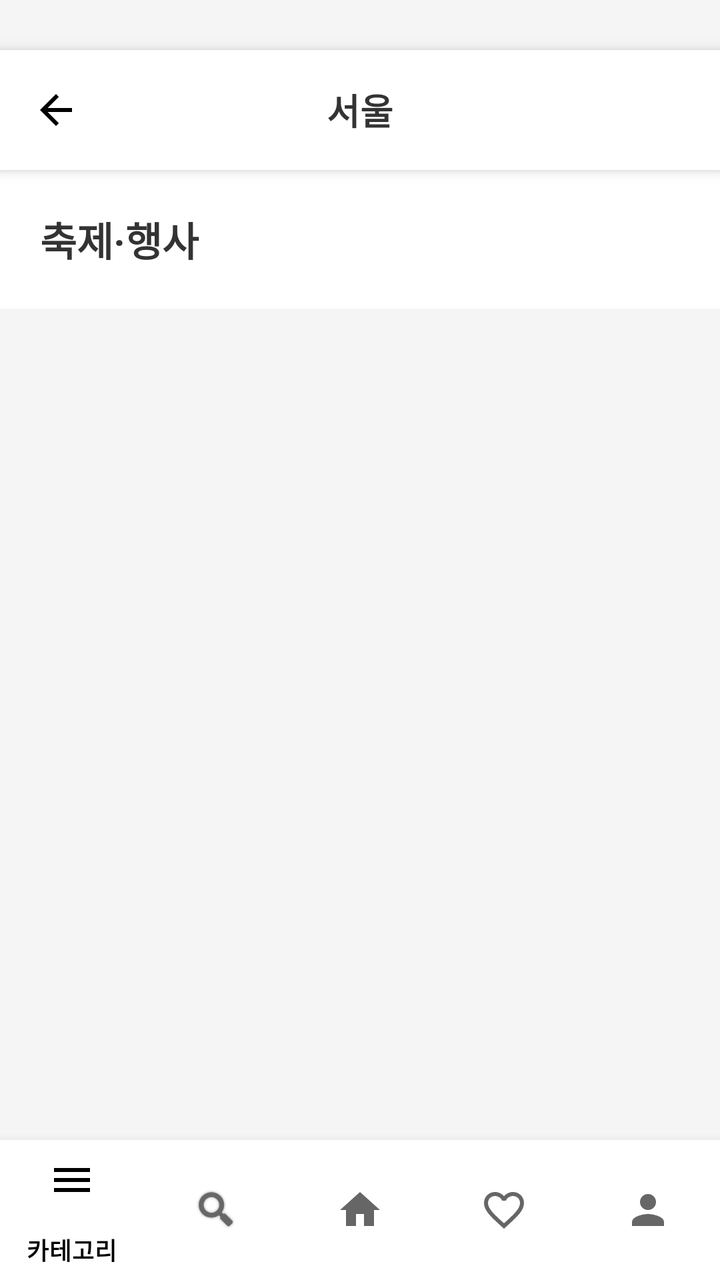
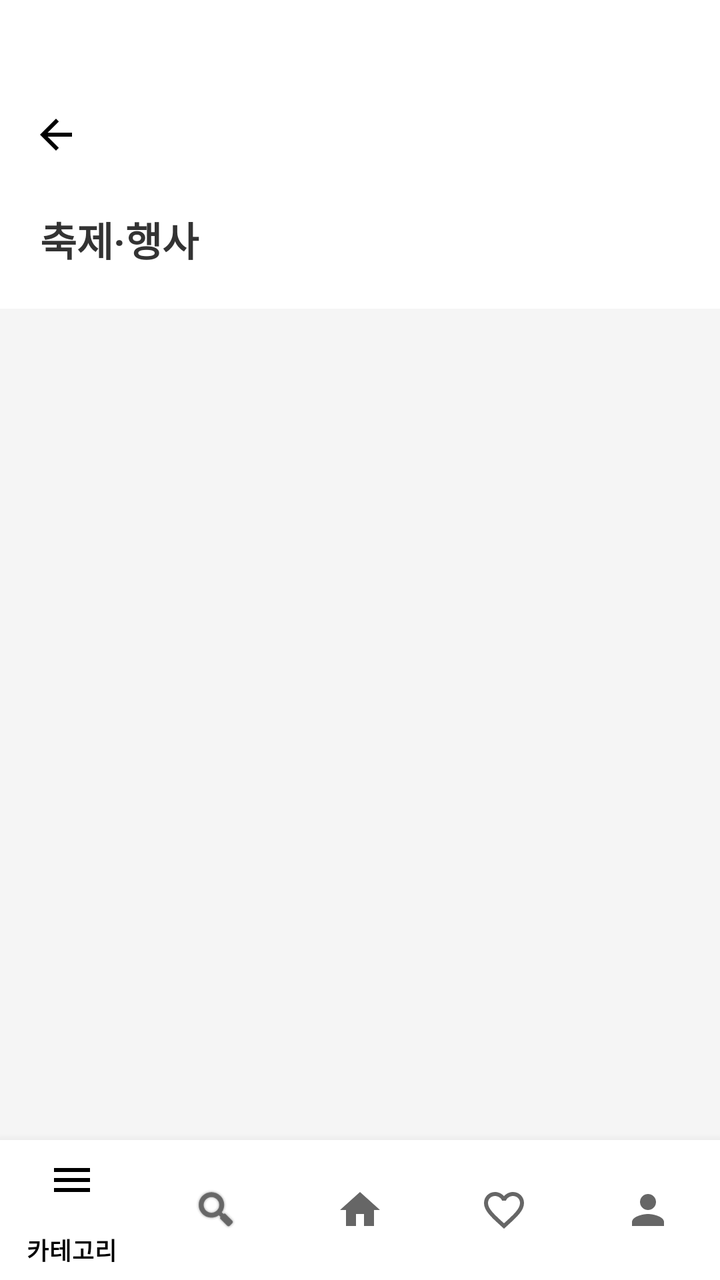

The first picture is an Android layout as it rendered before a commit; the second is the same layout after the commit. The layout source and the unified diff follow.
<!-- AndroidManifest.xml: application theme Theme.Localit -->
<!-- res/layout/activity_events.xml -->
<?xml version="1.0" encoding="utf-8"?>
<androidx.constraintlayout.widget.ConstraintLayout xmlns:android="http://schemas.android.com/apk/res/android"
    xmlns:app="http://schemas.android.com/apk/res-auto"
    xmlns:tools="http://schemas.android.com/tools"
    android:layout_width="match_parent"
    android:layout_height="match_parent"
    android:background="#F5F5F5"
    tools:context=".EventsActivity">

    

    

    <LinearLayout
        android:id="@+id/topBar"
        android:layout_width="match_parent"
        android:layout_height="60dp"
        android:layout_marginTop="25dp"
        android:background="#FFFFFF"
        android:elevation="4dp"
        android:gravity="center_vertical"
        android:orientation="horizontal"
        android:paddingLeft="16dp"
        android:paddingRight="16dp"
        app:layout_constraintEnd_toEndOf="parent"
        app:layout_constraintHorizontal_bias="0.0"
        app:layout_constraintStart_toStartOf="parent"
        app:layout_constraintTop_toTopOf="parent">

        <ImageView
            android:id="@+id/btnBack"
            android:layout_width="24dp"
            android:layout_height="24dp"
            android:background="?attr/selectableItemBackgroundBorderless"
            android:clickable="true"
            android:focusable="true"
            android:src="@drawable/ic_arrow_back" />

        <TextView
            android:id="@+id/textRegionTitle"
            android:layout_width="0dp"
            android:layout_height="wrap_content"
            android:layout_weight="1"
            android:gravity="center"
            android:text="서울"
            android:textColor="#333333"
            android:textSize="18sp"
            android:textStyle="bold" />

        <View
            android:layout_width="24dp"
            android:layout_height="24dp" />

    </LinearLayout>

    
    <TextView
        android:id="@+id/textEventsTitle"
        android:layout_width="match_parent"
        android:layout_height="wrap_content"
        android:background="#FFFFFF"
        android:padding="20dp"
        android:text="축제·행사"
        android:textColor="#333333"
        android:textSize="20sp"
        android:textStyle="bold"
        app:layout_constraintEnd_toEndOf="parent"
        app:layout_constraintHorizontal_bias="1.0"
        app:layout_constraintStart_toStartOf="parent"
        app:layout_constraintTop_toBottomOf="@id/topBar" />

    <androidx.recyclerview.widget.RecyclerView
        android:id="@+id/recyclerViewEvents"
        android:layout_width="0dp"
        android:layout_height="0dp"
        android:paddingTop="8dp"
        android:paddingBottom="8dp"
        android:clipToPadding="false"
        app:layout_constraintTop_toBottomOf="@id/textEventsTitle"
        app:layout_constraintBottom_toTopOf="@id/nav_view"
        app:layout_constraintStart_toStartOf="parent"
        app:layout_constraintEnd_toEndOf="parent" />

    
    <com.google.android.material.bottomnavigation.BottomNavigationView
        android:id="@+id/nav_view"
        android:layout_width="match_parent"
        android:layout_height="70dp"
        android:background="?android:attr/windowBackground"
        app:layout_constraintBottom_toBottomOf="parent"
        app:layout_constraintEnd_toEndOf="parent"
        app:layout_constraintStart_toStartOf="parent"
        app:menu="@menu/bottom_nav_menu" />

</androidx.constraintlayout.widget.ConstraintLayout>
<!-- resources referenced by this layout -->
<resources>
  <!-- drawable ic_arrow_back (drawable) -->
  <vector xmlns:android="http://schemas.android.com/apk/res/android"
      android:width="24dp" android:height="24dp"
      android:viewportWidth="24" android:viewportHeight="24">
      <path
          android:fillColor="#FF000000"
          android:pathData="M20,11H7.83l5.59,-5.59L12,4l-8,8 8,8 1.41,-1.41L7.83,13H20v-2z"/>
  </vector>
  <style name="Theme.Localit" parent="Theme.MaterialComponents.DayNight.NoActionBar">
          
          <item name="colorPrimary">#000000</item> 
  
          <item name="colorPrimaryVariant">#6B8E6B</item>
          <item name="colorOnPrimary">#333333</item>
      </style>
</resources>

<!-- the commit's change to res/layout/activity_events.xml (unified diff, before → after) -->
@@ -1,59 +1,57 @@
 <?xml version="1.0" encoding="utf-8"?>
-<androidx.constraintlayout.widget.ConstraintLayout xmlns:android="http://schemas.android.com/apk/res/android"
-    xmlns:app="http://schemas.android.com/apk/res-auto"
-    xmlns:tools="http://schemas.android.com/tools"
-    android:layout_width="match_parent"
-    android:layout_height="match_parent"
-    android:background="#F5F5F5"
-    tools:context=".EventsActivity">
+    <androidx.constraintlayout.widget.ConstraintLayout xmlns:android="http://schemas.android.com/apk/res/android"
+        xmlns:app="http://schemas.android.com/apk/res-auto"
+        xmlns:tools="http://schemas.android.com/tools"
+        android:layout_width="match_parent"
+        android:layout_height="match_parent"
+        android:background="#F5F5F5"
+        tools:context=".EventsActivity">
 
-    
+        
+        
+        <LinearLayout
+            android:id="@+id/topBar"
+            android:layout_width="match_parent"
+            android:layout_height="85dp"
+            android:background="#FFFFFF"
+            android:orientation="horizontal"
+            android:gravity="center_vertical"
+            android:paddingLeft="16dp"
+            android:paddingRight="16dp"
+            app:layout_constraintTop_toTopOf="parent"
+            app:layout_constraintStart_toStartOf="parent"
+            app:layout_constraintEnd_toEndOf="parent">
 
-    
+            <ImageView
+                android:id="@+id/btnBack"
+                android:layout_width="24dp"
+                android:layout_height="24dp"
+                android:layout_marginTop="25dp"
+                android:src="@drawable/ic_arrow_back"
+                android:background="?attr/selectableItemBackgroundBorderless"
+                android:clickable="true"
+                android:focusable="true" />
 
-    <LinearLayout
-        android:id="@+id/topBar"
-        android:layout_width="match_parent"
-        android:layout_height="60dp"
-        android:layout_marginTop="25dp"
-        android:background="#FFFFFF"
-        android:elevation="4dp"
-        android:gravity="center_vertical"
-        android:orientation="horizontal"
-        android:paddingLeft="16dp"
-        android:paddingRight="16dp"
-        app:layout_constraintEnd_toEndOf="parent"
-        app:layout_constraintHorizontal_bias="0.0"
-        app:layout_constraintStart_toStartOf="parent"
-        app:layout_constraintTop_toTopOf="parent">
+            <TextView
+                android:id="@+id/textRegionTitle"
+                android:layout_width="0dp"
+                android:layout_height="wrap_content"
+                android:layout_weight="1"
+                android:text=""
+                android:layout_marginTop="25dp"
+                android:textSize="18sp"
+                android:textStyle="bold"
+                android:textColor="#333333"
+                android:gravity="center" />
 
-        <ImageView
-            android:id="@+id/btnBack"
-            android:layout_width="24dp"
-            android:layout_height="24dp"
-            android:background="?attr/selectableItemBackgroundBorderless"
-            android:clickable="true"
-            android:focusable="true"
-            android:src="@drawable/ic_arrow_back" />
+            <View
+                android:layout_width="24dp"
+                android:layout_height="24dp" />
 
-        <TextView
-            android:id="@+id/textRegionTitle"
-            android:layout_width="0dp"
-            android:layout_height="wrap_content"
-            android:layout_weight="1"
-            android:gravity="center"
-            android:text="서울"
-            android:textColor="#333333"
-            android:textSize="18sp"
-            android:textStyle="bold" />
+        </LinearLayout>
 
-        <View
-            android:layout_width="24dp"
-            android:layout_height="24dp" />
+        
 
-    </LinearLayout>
-
-    
     <TextView
         android:id="@+id/textEventsTitle"
         android:layout_width="match_parent"
@@ -65,31 +63,31 @@
         android:textSize="20sp"
         android:textStyle="bold"
         app:layout_constraintEnd_toEndOf="parent"
-        app:layout_constraintHorizontal_bias="1.0"
+        app:layout_constraintHorizontal_bias="0.0"
         app:layout_constraintStart_toStartOf="parent"
         app:layout_constraintTop_toBottomOf="@id/topBar" />
 
     <androidx.recyclerview.widget.RecyclerView
-        android:id="@+id/recyclerViewEvents"
-        android:layout_width="0dp"
-        android:layout_height="0dp"
-        android:paddingTop="8dp"
-        android:paddingBottom="8dp"
-        android:clipToPadding="false"
-        app:layout_constraintTop_toBottomOf="@id/textEventsTitle"
-        app:layout_constraintBottom_toTopOf="@id/nav_view"
-        app:layout_constraintStart_toStartOf="parent"
-        app:layout_constraintEnd_toEndOf="parent" />
+            android:id="@+id/recyclerViewEvents"
+            android:layout_marginTop="10dp"
+            android:layout_width="0dp"
+            android:layout_height="0dp"
+            android:paddingBottom="8dp"
+            android:clipToPadding="false"
+            app:layout_constraintTop_toBottomOf="@id/textEventsTitle"
+            app:layout_constraintBottom_toTopOf="@id/nav_view"
+            app:layout_constraintStart_toStartOf="parent"
+            app:layout_constraintEnd_toEndOf="parent" />
 
-    
-    <com.google.android.material.bottomnavigation.BottomNavigationView
-        android:id="@+id/nav_view"
-        android:layout_width="match_parent"
-        android:layout_height="70dp"
-        android:background="?android:attr/windowBackground"
-        app:layout_constraintBottom_toBottomOf="parent"
-        app:layout_constraintEnd_toEndOf="parent"
-        app:layout_constraintStart_toStartOf="parent"
-        app:menu="@menu/bottom_nav_menu" />
+        
+        <com.google.android.material.bottomnavigation.BottomNavigationView
+            android:id="@+id/nav_view"
+            android:layout_width="match_parent"
+            android:layout_height="70dp"
+            android:background="?android:attr/windowBackground"
+            app:layout_constraintBottom_toBottomOf="parent"
+            app:layout_constraintEnd_toEndOf="parent"
+            app:layout_constraintStart_toStartOf="parent"
+            app:menu="@menu/bottom_nav_menu" />
 
-</androidx.constraintlayout.widget.ConstraintLayout>
+    </androidx.constraintlayout.widget.ConstraintLayout>
<!-- resource entries referenced after the edit -->
@@ -14,6 +14,9 @@
   
           <item name="colorPrimaryVariant">#6B8E6B</item>
           <item name="colorOnPrimary">#333333</item>
+          <item name="android:statusBarColor">@android:color/white</item>
+          <item name="android:windowLightStatusBar">true</item>
+  
       </style>
 </resources>
 
